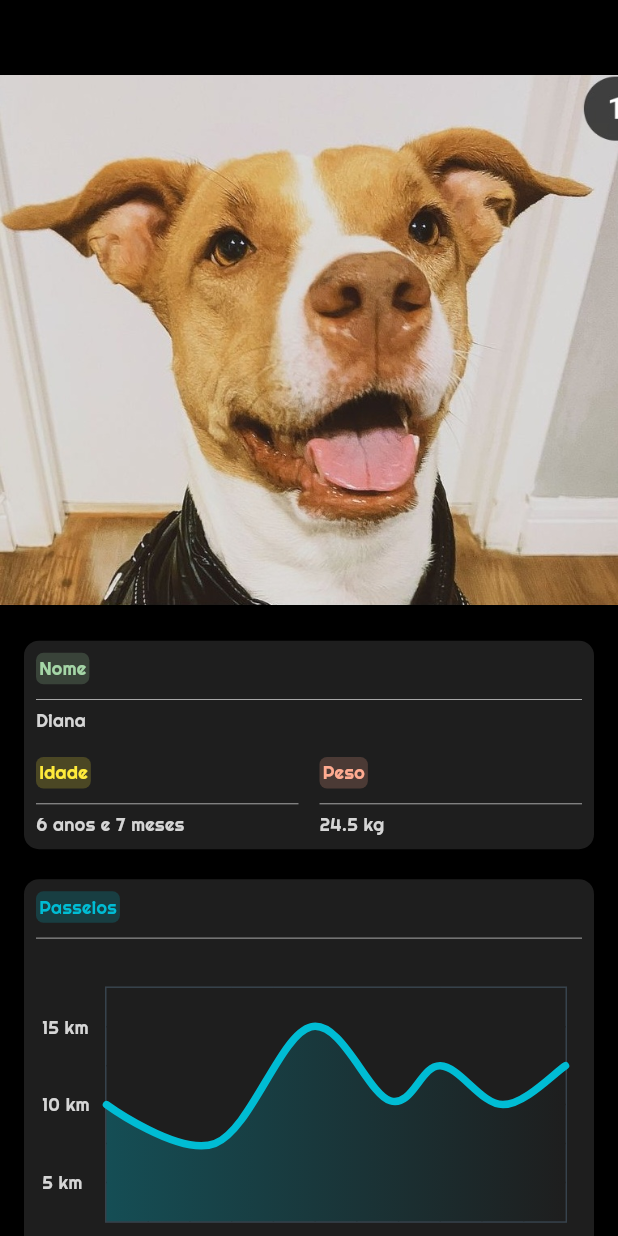
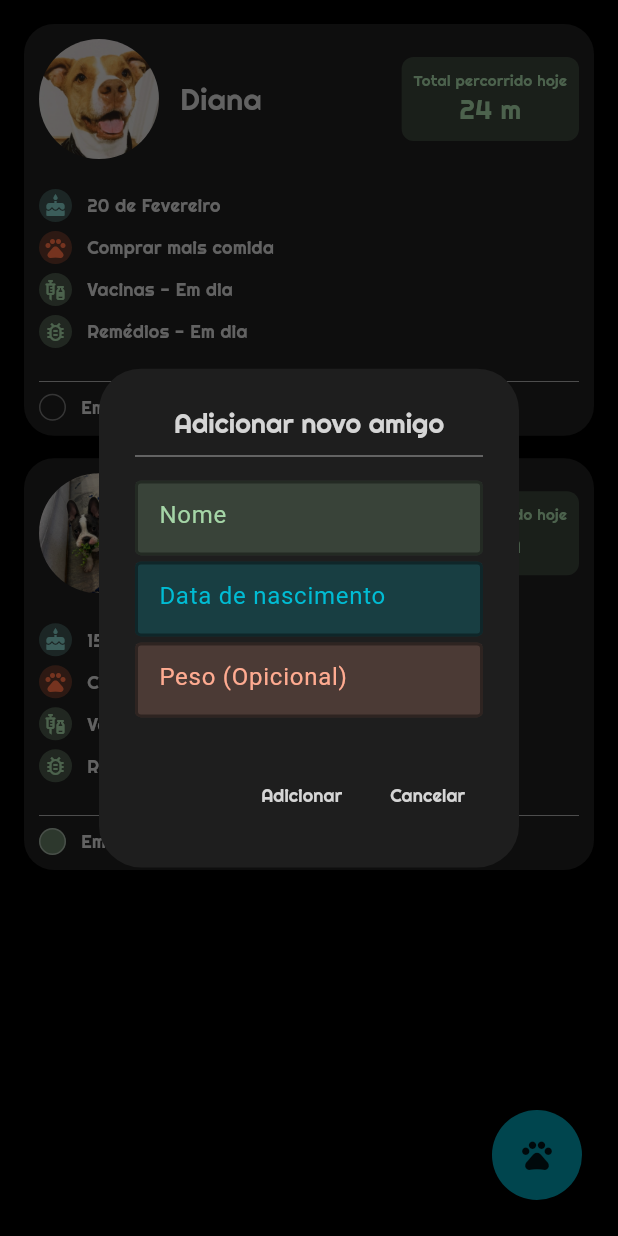
Before and after one commit to AndreNagem1/AmigoPet, a Flutter app: the screen it shows after launch, after a tap on the "pets" icon, on a phone screen of 412 x 824 dp. Run offline on Flutter 3.47's test engine with Material 3 defaults, Android fonts, the light colour scheme and no system bars; drawn by our look-alikes of fl_chart; our stand-ins replace flutter_bloc, google_fonts, shimmer.

Commit message:
added add pet dialog

```diff
--- /dev/null
+++ b/lib/common_ui/highlighted_text.dart
@@ -0,0 +1,40 @@
+import 'package:flutter/cupertino.dart';
+import 'package:google_fonts/google_fonts.dart';
+
+class HighLightedText extends StatelessWidget {
+  final Color labelColor;
+  final String label;
+
+
+  const HighLightedText({super.key,
+    required this.labelColor,
+    required this.label,
+  });
+
+  @override
+  Widget build(BuildContext context) {
+    return Container(
+      decoration: BoxDecoration(
+        borderRadius: const BorderRadius.only(
+          topLeft: Radius.circular(5),
+          topRight: Radius.circular(5),
+          bottomLeft: Radius.circular(5),
+          bottomRight: Radius.circular(5),
+        ),
+        color: labelColor.withOpacity(0.2),
+      ),
+      child: Padding(
+        padding: const EdgeInsets.all(2.0),
+        child: Text(
+          label,
+          style: GoogleFonts.righteous(
+            textStyle: TextStyle(
+              fontSize: 12,
+              color: labelColor,
+            ),
+          ),
+        ),
+      ),
+    );
+  }
+}
--- /dev/null
+++ b/lib/home/presentation/ui/add_pet_dialog/add_pet_dialog.dart
@@ -0,0 +1,67 @@
+import 'package:amigo_pet/colors/app_colors.dart';
+import 'package:amigo_pet/common_ui/letter_decoration.dart';
+import 'package:flutter/cupertino.dart';
+import 'package:flutter/material.dart';
+
+import '../../../../common_ui/divider.dart';
+import 'add_pet_input.dart';
+
+class AddPetDialog extends StatelessWidget {
+  const AddPetDialog({super.key});
+
+  @override
+  Widget build(BuildContext context) {
+    return AlertDialog(
+      backgroundColor: AppColors.surface,
+      title: Column(
+        children: [
+          Text(
+            'Adicionar novo amigo',
+            style: AppStyles.righteous18TextStyle,
+          ),
+          SizedBox(height: 10),
+          AppDivider()
+        ],
+      ),
+      content: SingleChildScrollView(
+        child: ListBody(
+          children: <Widget>[
+            AddPetInput(
+              labelColor: AppColors.warmGreen,
+              label: 'Nome',
+            ),
+            AddPetInput(
+              labelColor: AppColors.cyan,
+              label: 'Data de nascimento',
+            ),
+            AddPetInput(
+              labelColor: AppColors.pastelOrange,
+              label: 'Peso (Opicional)',
+            ),
+          ],
+        ),
+      ),
+      actions: <Widget>[
+        TextButton(
+          child: Text(
+            'Adicionar',
+            style: AppStyles.righteous12TextStyle,
+          ),
+          onPressed: () {
+            Navigator.of(context).pop(); // Close the dialog
+          },
+        ),
+        TextButton(
+          child: Text(
+            'Cancelar',
+            style: AppStyles.righteous12TextStyle,
+          ),
+          onPressed: () {
+            Navigator.of(context).pop(); // Close the dialog
+          },
+        ),
+      ],
+    );
+    ;
+  }
+}
--- /dev/null
+++ b/lib/home/presentation/ui/add_pet_dialog/add_pet_input.dart
@@ -0,0 +1,40 @@
+
+import 'package:flutter/cupertino.dart';
+import 'package:flutter/material.dart';
+
+class AddPetInput extends StatelessWidget {
+  final Color labelColor;
+  final String label;
+
+  const AddPetInput({
+    super.key,
+    required this.labelColor,
+    required this.label,
+  });
+
+  @override
+  Widget build(BuildContext context) {
+    return Column(
+      children: [
+        SizedBox(
+          height: 50,
+          child: TextField(
+            decoration: InputDecoration(
+              filled: true,
+              fillColor: labelColor.withOpacity(0.2),
+              focusedBorder: OutlineInputBorder(
+                borderSide: BorderSide(color: labelColor, width: 2),
+              ),
+              enabledBorder: const OutlineInputBorder(
+                borderSide: BorderSide(color: Colors.black38, width: 2),
+              ),
+              hintText: label,
+              hintStyle: TextStyle(color: labelColor),
+            ),
+          ),
+        ),
+        SizedBox(height: 4)
+      ],
+    );
+  }
+}
--- a/lib/home/presentation/home_screen/home_screen.dart
+++ b/lib/home/presentation/ui/home_screen/home_screen.dart
@@ -1,5 +1,5 @@
 import 'package:amigo_pet/home/presentation/app_floating_action_button.dart';
-import 'package:amigo_pet/home/presentation/pet_dialog/pet_dialog.dart';
+import 'package:amigo_pet/home/presentation/ui/add_pet_dialog/add_pet_dialog.dart';
 import 'package:amigo_pet/home/presentation/viewmodel/home_cubit.dart';
 import 'package:amigo_pet/home/presentation/viewmodel/home_state.dart';
 import 'package:amigo_pet/pet_details/presentation/pet_details_screen.dart';
@@ -7,6 +7,7 @@ import 'package:flutter/cupertino.dart';
 import 'package:flutter/material.dart';
 import 'package:flutter_bloc/flutter_bloc.dart';
 
+import '../pet_dialog/pet_dialog.dart';
 import 'home_loading.dart';
 
 class HomeScreen extends StatelessWidget {
@@ -20,7 +21,7 @@ class HomeScreen extends StatelessWidget {
     return Scaffold(
       floatingActionButton: AppFloatingActionButton(
         onPress: () {
-          navigateToPetDetails(context);
+          _showMyDialog(context);
         },
       ),
       body: Container(
@@ -67,4 +68,14 @@ class HomeScreen extends StatelessWidget {
       MaterialPageRoute(builder: (context) => PetDetailsScreen()),
     );
   }
+
+  Future<void> _showMyDialog(BuildContext context) async {
+    return showDialog<void>(
+      context: context,
+      barrierDismissible: false,
+      builder: (BuildContext context) {
+        return AddPetDialog();
+      },
+    );
+  }
 }
--- a/lib/home/presentation/pet_dialog/pet_dialog.dart
+++ b/lib/home/presentation/ui/pet_dialog/pet_dialog.dart
@@ -1,9 +1,9 @@
 import 'package:amigo_pet/colors/app_colors.dart';
 import 'package:amigo_pet/common_ui/divider.dart';
 import 'package:amigo_pet/home/presentation/model/pet_dialog_info.dart';
-import 'package:amigo_pet/home/presentation/pet_dialog/pet_dialog_distance_per_day.dart';
-import 'package:amigo_pet/home/presentation/pet_dialog/pet_dialog_item.dart';
-import 'package:amigo_pet/home/presentation/pet_dialog/status_row.dart';
+import 'package:amigo_pet/home/presentation/ui/pet_dialog/pet_dialog_distance_per_day.dart';
+import 'package:amigo_pet/home/presentation/ui/pet_dialog/pet_dialog_item.dart';
+import 'package:amigo_pet/home/presentation/ui/pet_dialog/status_row.dart';
 import 'package:flutter/material.dart';
 import 'package:google_fonts/google_fonts.dart';
 
--- a/lib/home/presentation/pet_dialog/pet_dialog_distance_per_day.dart
+++ b/lib/home/presentation/ui/pet_dialog/pet_dialog_distance_per_day.dart
@@ -1,7 +1,7 @@
 import 'package:amigo_pet/common_ui/letter_decoration.dart';
 import 'package:flutter/cupertino.dart';
 
-import '../../../colors/app_colors.dart';
+import '../../../../colors/app_colors.dart';
 
 class PetDialogDistancePerDay extends StatelessWidget {
   const PetDialogDistancePerDay({super.key});
--- a/lib/home/presentation/pet_dialog/pet_dialog_item.dart
+++ b/lib/home/presentation/ui/pet_dialog/pet_dialog_item.dart
@@ -2,7 +2,7 @@ import 'package:flutter/cupertino.dart';
 import 'package:flutter/material.dart';
 import 'package:google_fonts/google_fonts.dart';
 
-import '../../../colors/app_colors.dart';
+import '../../../../colors/app_colors.dart';
 
 class PetDialogItem extends StatelessWidget {
   final IconData icon;
--- a/lib/home/presentation/pet_dialog/status_row.dart
+++ b/lib/home/presentation/ui/pet_dialog/status_row.dart
@@ -2,7 +2,8 @@ import 'package:flutter/cupertino.dart';
 import 'package:flutter/material.dart';
 import 'package:google_fonts/google_fonts.dart';
 
-import '../../../colors/app_colors.dart';
+import '../../../../colors/app_colors.dart';
+
 
 class StatusRow extends StatelessWidget {
   final bool selected;
--- a/lib/main.dart
+++ b/lib/main.dart
@@ -1,5 +1,6 @@
-import 'package:amigo_pet/home/presentation/home_screen/home_screen.dart';
 import 'package:flutter/material.dart';
+
+import 'home/presentation/ui/home_screen/home_screen.dart';
 
 void main() {
   runApp(
--- a/lib/pet_details/presentation/pet_info_container/info_header.dart
+++ b/lib/pet_details/presentation/pet_info_container/info_header.dart
@@ -1,7 +1,6 @@
 import 'package:flutter/cupertino.dart';
-import 'package:google_fonts/google_fonts.dart';
-
 import '../../../colors/app_colors.dart';
+import '../../../common_ui/highlighted_text.dart';
 
 class PetInfoHeader extends StatelessWidget {
   final String label;
@@ -18,28 +17,9 @@ class PetInfoHeader extends StatelessWidget {
     return Column(
       crossAxisAlignment: CrossAxisAlignment.start,
       children: [
-        Container(
-          decoration: BoxDecoration(
-            borderRadius: const BorderRadius.only(
-              topLeft: Radius.circular(5),
-              topRight: Radius.circular(5),
-              bottomLeft: Radius.circular(5),
-              bottomRight: Radius.circular(5),
-            ),
-            color: labelColor.withOpacity(0.2),
-          ),
-          child: Padding(
-            padding: const EdgeInsets.all(2.0),
-            child: Text(
-              label,
-              style: GoogleFonts.righteous(
-                textStyle: TextStyle(
-                  fontSize: 12,
-                  color: labelColor,
-                ),
-              ),
-            ),
-          ),
+        HighLightedText(
+          label: label,
+          labelColor: labelColor,
         ),
         SizedBox(height: 10),
         Container(
```
Also changed, not shown: lib/home/presentation/ui/home_screen/home_loading.dart (renamed from lib/home/presentation/home_screen/home_loading.dart).
